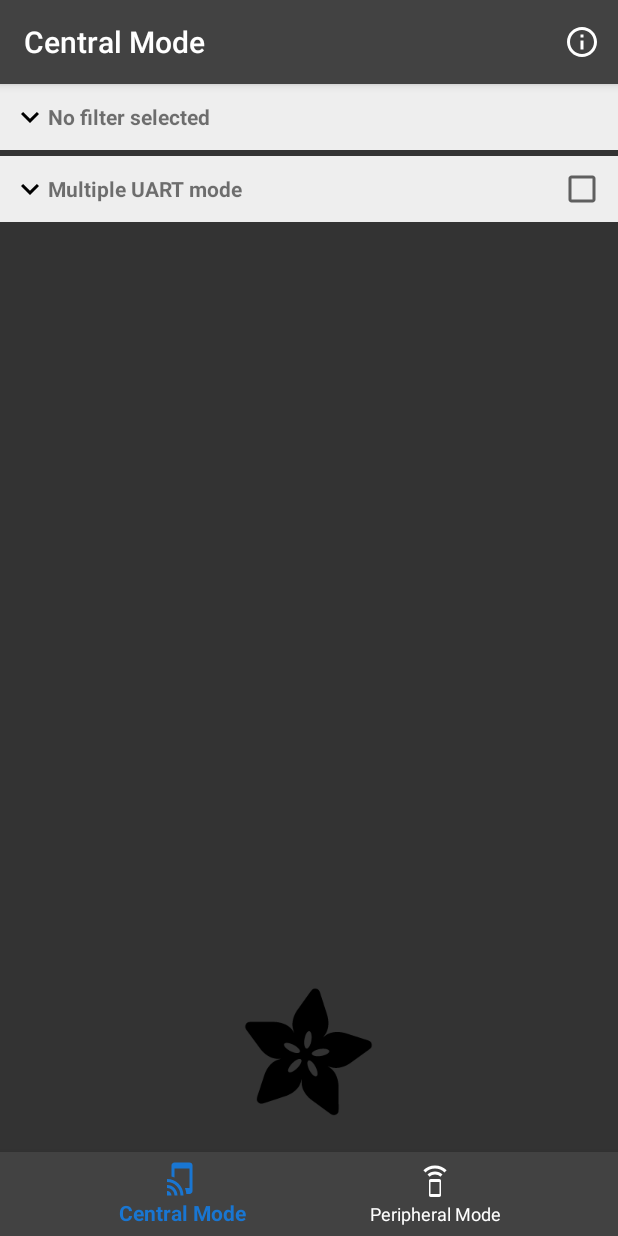
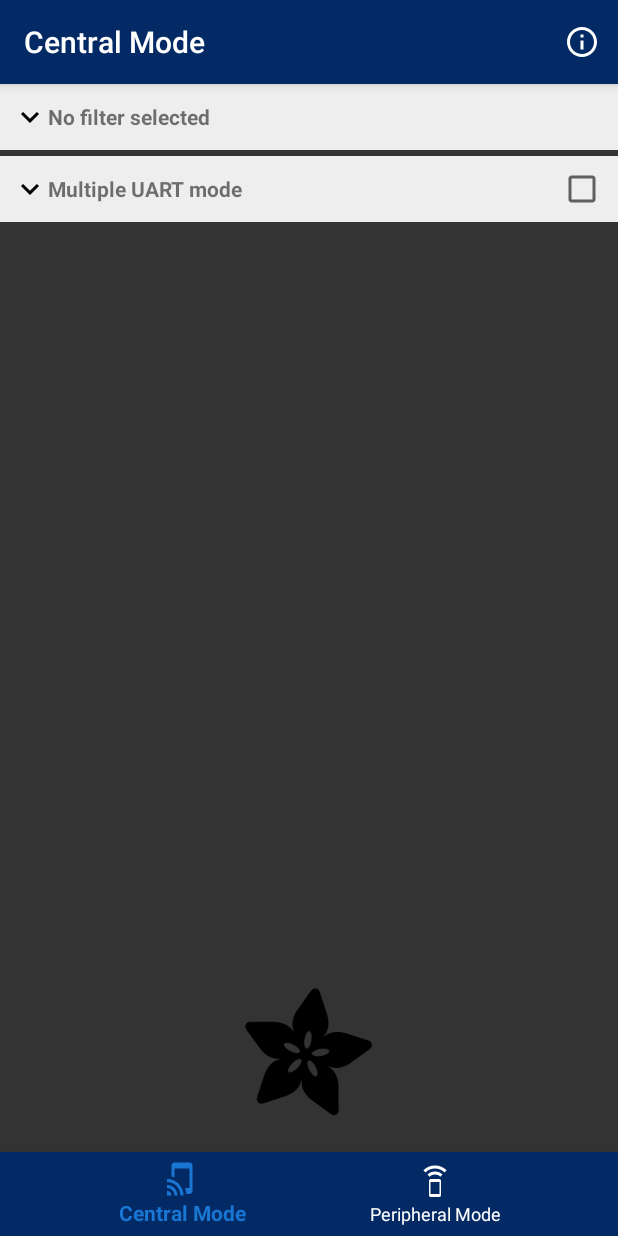
Before and after one commit to rtierney123/BluefeatherApp, an Android app: the screen it shows after launch (MainActivity), on a phone screen of 412 x 824 dp. Run offline under Robolectric (Android 15) with nearby library versions, the phone set to English and light mode, and no system bars; libraries missing offline, so code that uses them is left out: com.squareup.leakcanary, no.nordicsemi.android; 3 statements that could not run were skipped.

Commit message:
Changed colors

```diff
--- a/Bluefruit_LE_Connect_Android_V2-master/app/src/main/res/values/colors.xml
+++ b/Bluefruit_LE_Connect_Android_V2-master/app/src/main/res/values/colors.xml
@@ -1,8 +1,8 @@
 <?xml version="1.0" encoding="utf-8"?>
 <resources>
-    <color name="colorPrimary">#424242</color>
-    <color name="colorPrimaryDark">#212121</color>
-    <color name="colorAccent">@color/blue_700</color>
+    <color name="colorPrimary">#042A66</color>
+    <color name="colorPrimaryDark">#E94D1E</color>
+    <color name="colorAccent">#FFC107</color>
 
     <color name="background">#333333</color>
     <color name="text">#B8B8B8</color>
```
